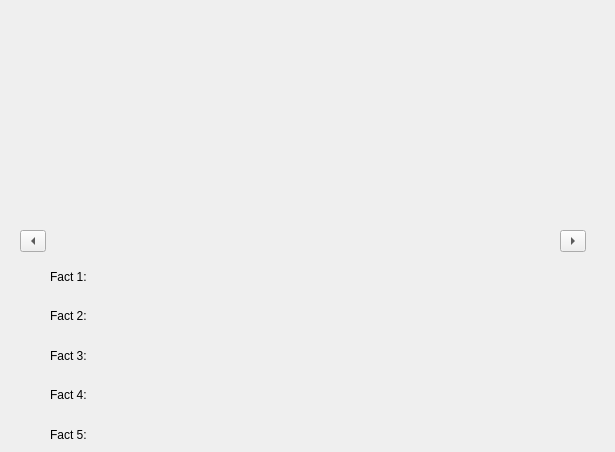
Old version of the form studywindow.ui in the repository jesseandringa/FlagApp.
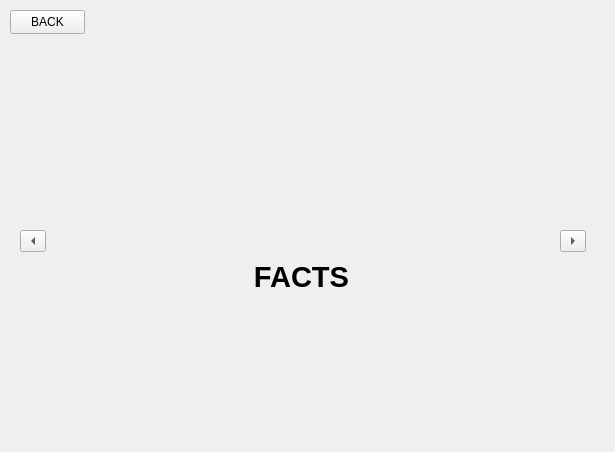
New version of the form.

Patch:
```diff
--- a/studywindow.ui
+++ b/studywindow.ui
@@ -68,43 +68,87 @@
     </rect>
    </property>
    <layout class="QVBoxLayout" name="verticalLayout">
+    <item>
+     <widget class="QLabel" name="studyHintLabel1_2">
+      <property name="font">
+       <font>
+        <pointsize>22</pointsize>
+        <bold>true</bold>
+       </font>
+      </property>
+      <property name="text">
+       <string>FACTS </string>
+      </property>
+      <property name="alignment">
+       <set>Qt::AlignCenter</set>
+      </property>
+     </widget>
+    </item>
     <item>
      <widget class="QLabel" name="studyHintLabel1">
       <property name="text">
-       <string>Fact 1:</string>
+       <string/>
+      </property>
+      <property name="alignment">
+       <set>Qt::AlignJustify|Qt::AlignVCenter</set>
       </property>
      </widget>
     </item>
     <item>
      <widget class="QLabel" name="studyHintLabel2">
       <property name="text">
-       <string>Fact 2:</string>
+       <string/>
+      </property>
+      <property name="alignment">
+       <set>Qt::AlignJustify|Qt::AlignVCenter</set>
       </property>
      </widget>
     </item>
     <item>
      <widget class="QLabel" name="studyHintLabel3">
       <property name="text">
-       <string>Fact 3:</string>
+       <string/>
+      </property>
+      <property name="alignment">
+       <set>Qt::AlignJustify|Qt::AlignVCenter</set>
       </property>
      </widget>
     </item>
     <item>
      <widget class="QLabel" name="studyHintLabel4">
       <property name="text">
-       <string>Fact 4:</string>
+       <string/>
+      </property>
+      <property name="alignment">
+       <set>Qt::AlignJustify|Qt::AlignVCenter</set>
       </property>
      </widget>
     </item>
     <item>
      <widget class="QLabel" name="studyHintLabel5">
       <property name="text">
-       <string>Fact 5:</string>
+       <string/>
+      </property>
+      <property name="alignment">
+       <set>Qt::AlignJustify|Qt::AlignVCenter</set>
       </property>
      </widget>
     </item>
    </layout>
   </widget>
+  <widget class="QPushButton" name="pushButton">
+   <property name="geometry">
+    <rect>
+     <x>10</x>
+     <y>10</y>
+     <width>75</width>
+     <height>24</height>
+    </rect>
+   </property>
+   <property name="text">
+    <string>BACK</string>
+   </property>
+  </widget>
  </widget>
  <resources/>
  <connections/>
```
